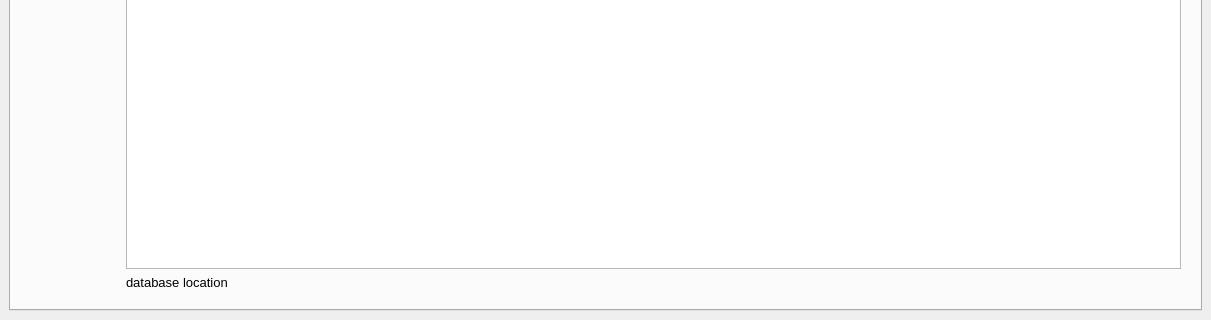
First picture: the form in mainwindow.ui, repository dtuivs/SmartTAgz, before the edit; both pictures show x 0 to 1211 and y 280 to 600 of the 1211 by 600 pixel window.
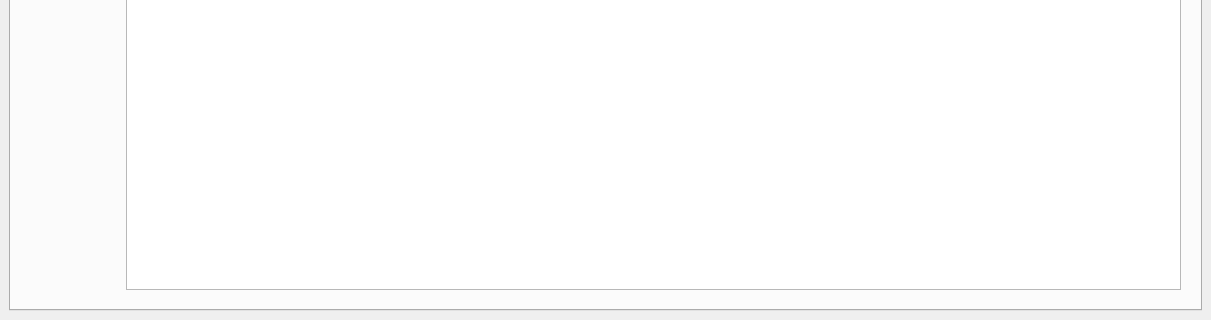
Second picture: the form after the edit. The open tabs and pages were chosen to show the change.

```diff
--- a/mainwindow.ui
+++ b/mainwindow.ui
@@ -728,21 +728,6 @@
                 </column>
                </widget>
               </item>
-              <item>
-               <widget class="QLabel" name="databaseLocation_label">
-                <property name="font">
-                 <font>
-                  <pointsize>10</pointsize>
-                 </font>
-                </property>
-                <property name="text">
-                 <string>database location</string>
-                </property>
-                <property name="wordWrap">
-                 <bool>true</bool>
-                </property>
-               </widget>
-              </item>
              </layout>
             </item>
            </layout>
```
Left out of the diff: 14 changed lines with no effect on the pictures.
